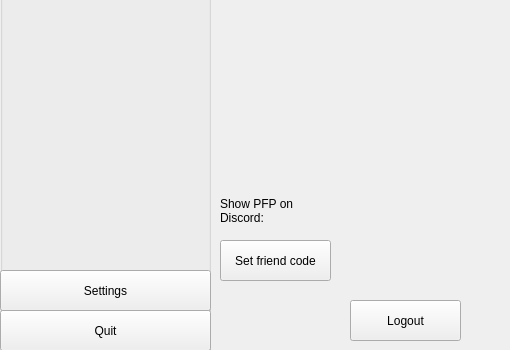
This is client/layout/mainwindow.ui in MCMi460/NSO-RPC as Qt 5 draws it before an edit; both pictures show x 0 to 510 and y 250 to 600 of the 600 by 600 pixel window. The edited form follows.
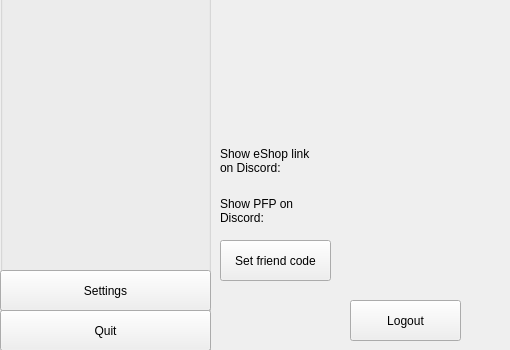
This is the edited form. The open tabs and pages were chosen to show the change.

Commit message: Add toggling of eShop button display

```diff
--- a/client/layout/mainwindow.ui
+++ b/client/layout/mainwindow.ui
@@ -675,6 +675,22 @@
         <string>Set friend code</string>
        </property>
       </widget>
+      <widget class="QLabel" name="label_24">
+       <property name="geometry">
+        <rect>
+         <x>10</x>
+         <y>390</y>
+         <width>101</width>
+         <height>41</height>
+        </rect>
+       </property>
+       <property name="text">
+        <string>Show eShop link on Discord:</string>
+       </property>
+       <property name="wordWrap">
+        <bool>true</bool>
+       </property>
+      </widget>
      </widget>
     </widget>
    </widget>
```
The commit also changes 4 other files.
